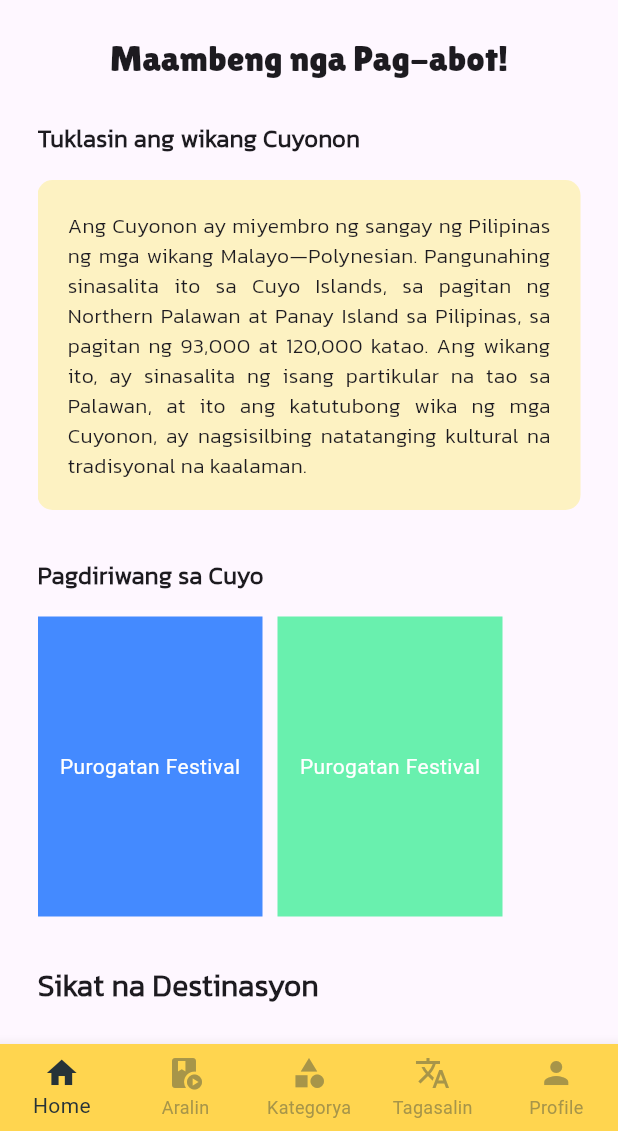
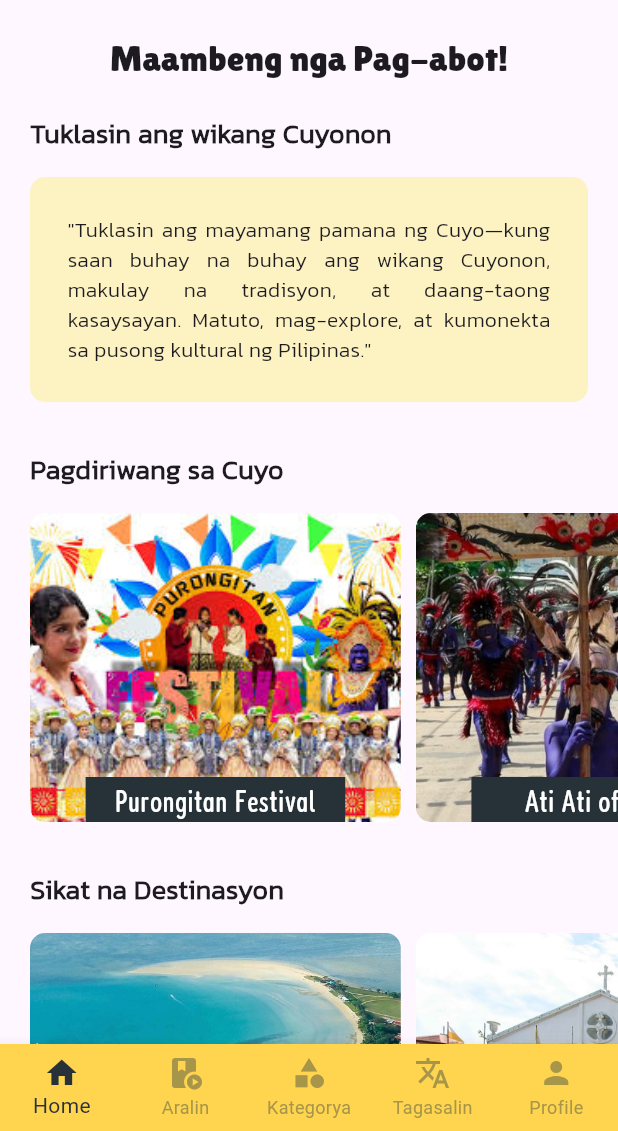
Before and after one commit to zipypie/tagacuyo, a Flutter app: the screen it shows once a user with an empty profile is signed in, on a phone screen of 412 x 824 dp, the part 105-1236 px from its top. Run offline on Flutter 3.47's test engine with Material 3 defaults, Android fonts, the phone set to English and light mode, and no system bars; our stand-ins replace bloc, cloud_firestore, equatable, firebase_auth, firebase_core, firebase_storage and 4 more; missing offline and left inert: firebase_app_check; accounts and stored records are empty; project files that could hold a hidden picture were left out.

Commit message:
fix the category quiz and explorer page

```diff
--- a/lib/src/features/screens/main_screens/category/subcategory_card.dart
+++ b/lib/src/features/screens/main_screens/category/subcategory_card.dart
@@ -26,7 +26,9 @@ class SubcategoryCard extends StatelessWidget {
             builder: (context) => CategoryQuizScreen(
               subcategoryTitle: subcategory.name,
               categoryId: category.id, // Use the category's id
-              userId: userId, currentWord: '',
+              userId: userId,
+              currentWord: '',
+              subcategoryId: subcategory.id, // Pass subcategory ID here
             ),
           ),
         );
--- a/lib/src/features/screens/main_screens/home/explore_page.dart
+++ b/lib/src/features/screens/main_screens/home/explore_page.dart
@@ -10,20 +10,23 @@ class ExplorePage extends StatelessWidget {
     return Scaffold(
       appBar: _buildAppBar(),
       body:  const Padding(
-        padding: EdgeInsets.all(25.0),
+        padding: EdgeInsets.fromLTRB(20, 20, 0, 0),
         child: SingleChildScrollView(
           child: Column(
             crossAxisAlignment: CrossAxisAlignment.start,
             children: [
-              SectionTitle(title: 'Tuklasin ang wikang Cuyonon'),
+              SectionTitle(title: 'Tuklasin ang wikang Cuyonon', fontSize: 18),
               SizedBox(height: 16),
-              ExploreDescription(),
+              Padding(
+                padding: EdgeInsets.only(right: 20.0),
+                child: ExploreDescription(),
+              ),
               SizedBox(height: 32),
-              SectionTitle(title: 'Pagdiriwang sa Cuyo'),
+              SectionTitle(title: 'Pagdiriwang sa Cuyo', fontSize: 18),
               SizedBox(height: 16),
               FestivalList(),
               SizedBox(height: 32),
-              SectionTitle(title: 'Sikat na Destinasyon', fontSize: 20),
+              SectionTitle(title: 'Sikat na Destinasyon', fontSize: 18),
               SizedBox(height: 16),
               DestinationList(),
             ],
@@ -77,17 +80,13 @@ class ExploreDescription extends StatelessWidget {
   @override
   Widget build(BuildContext context) {
     return Container(
-      padding: const EdgeInsets.all(20),
+      padding: const EdgeInsets.all(25),
       decoration: const BoxDecoration(
         color: AppColors.secondaryBackground,
         borderRadius: BorderRadius.all(Radius.circular(10)),
       ),
       child: const Text(
-        'Ang Cuyonon ay miyembro ng sangay ng Pilipinas ng mga wikang Malayo—Polynesian. '
-        'Pangunahing sinasalita ito sa Cuyo Islands, sa pagitan ng Northern Palawan at Panay Island sa '
-        'Pilipinas, sa pagitan ng 93,000 at 120,000 katao. Ang wikang ito, ay sinasalita ng isang partikular '
-        'na tao sa Palawan, at ito ang katutubong wika ng mga Cuyonon, ay nagsisilbing natatanging '
-        'kultural na tradisyonal na kaalaman.',
+        '"Tuklasin ang mayamang pamana ng Cuyo—kung saan buhay na buhay ang wikang Cuyonon, makulay na tradisyon, at daang-taong kasaysayan. Matuto, mag-explore, at kumonekta sa pusong kultural ng Pilipinas."',
         style: TextStyle(fontSize: 14, fontFamily: AppFonts.kanitLight),
         textAlign: TextAlign.justify,
       ),
@@ -95,36 +94,63 @@ class ExploreDescription extends StatelessWidget {
   }
 }
 
+
 class FestivalList extends StatelessWidget {
   const FestivalList({super.key});
 
   @override
   Widget build(BuildContext context) {
+    final screenSize = MediaQuery.of(context).size;
+
+    final double itemWidth = screenSize.width * 0.6; // 60% of screen width
+    final double itemHeight = screenSize.height * 0.25; // 25% of screen height
+
     return SizedBox(
-      height: 200,
+      height: itemHeight,
       child: ListView(
         scrollDirection: Axis.horizontal,
         children: [
-          _buildFestivalItem('Purogatan Festival', Colors.blueAccent),
+          _buildFestivalItem('Purongitan Festival', 'assets/images/purongitan.jpg', itemWidth, itemHeight),
           const SizedBox(width: 10),
-          _buildFestivalItem('Purogatan Festival', Colors.greenAccent),
+          _buildFestivalItem('Ati Ati of Cuyo', 'assets/images/purongitan_2.jpg', itemWidth, itemHeight),
         ],
       ),
     );
   }
 
-  Widget _buildFestivalItem(String title, Color color) {
+  Widget _buildFestivalItem(String title, String imagePath, double width, double height) {
   return Container(
-      width: 150,
-      color: color,
-      child: Center(
+    width: width,
+    height: height,
+    padding: const EdgeInsets.symmetric(horizontal: 10),
+    decoration: BoxDecoration(
+      image: DecorationImage(
+        image: AssetImage(imagePath),
+        fit: BoxFit.cover,
+      ),
+      borderRadius: BorderRadius.circular(10),
+    ),
+    child: Column(
+      mainAxisAlignment: MainAxisAlignment.spaceBetween, // Align items within the column
+      children: [
+        const SizedBox(), // This can be used to push the title down
+        Container(
+          width: width*0.7, // Use the same width as the parent container
+          height: 30, // Adjust height as needed
+          color: AppColors.titleColor,
+          child: Center( // Center the text horizontally and vertically
             child: Text(
               title,
-          style: const TextStyle(color: Colors.white),
+              style: const TextStyle(color: Colors.white,fontFamily: AppFonts.fcr, fontSize: 21),
+              textAlign: TextAlign.center,
             ),
+          ),
+        ),
+      ],
     ),
   );
 }
+
 }
 
 class DestinationList extends StatelessWidget {
@@ -132,28 +158,53 @@ class DestinationList extends StatelessWidget {
 
   @override
   Widget build(BuildContext context) {
+    final screenSize = MediaQuery.of(context).size;
+
+    final double itemWidth = screenSize.width * 0.6; // 60% of screen width
+    final double itemHeight = screenSize.height * 0.25; // 25% of screen height
+
     return SizedBox(
-      height: 200,
+      height: itemHeight,
       child: ListView(
         scrollDirection: Axis.horizontal,
         children: [
-          _buildDestinationItem('Cuyo Town Beach', Colors.redAccent),
+          _buildDestinationItem('Capusan Beach', 'assets/images/capusan_beach.jpg', itemWidth, itemHeight),
           const SizedBox(width: 10),
-          _buildDestinationItem('St. Augustine\'s Church', Colors.orangeAccent),
+          _buildDestinationItem('St. Augustine\'s Church', 'assets/images/fort_cuyo.jpg', itemWidth, itemHeight),
         ],
       ),
     );
   }
 
-  Widget _buildDestinationItem(String title, Color color) {
+  Widget _buildDestinationItem(String title, String imagePath, double width, double height) {
     return Container(
-      width: 150,
-      color: color,
+      width: width,
+      height: height,
+      padding: const EdgeInsets.symmetric(horizontal: 10),
+      decoration: BoxDecoration(
+        image: DecorationImage(
+          image: AssetImage(imagePath),
+          fit: BoxFit.cover,
+        ),
+        borderRadius: BorderRadius.circular(10),
+      ),
+      child: Column(
+        mainAxisAlignment: MainAxisAlignment.spaceBetween,
+        children: [
+          const SizedBox(),
+          Container(
+            width: width * 0.7,
+            height: 30,
+            color: AppColors.titleColor,
             child: Center(
               child: Text(
                 title,
-          style: const TextStyle(color: Colors.white),
+                style: const TextStyle(color: Colors.white, fontFamily: AppFonts.fcr, fontSize: 21),
+                textAlign: TextAlign.center,
               ),
+            ),
+          ),
+        ],
       ),
     );
   }
--- a/lib/src/features/screens/main_screens/lesson/quiz/quiz.dart
+++ b/lib/src/features/screens/main_screens/lesson/quiz/quiz.dart
@@ -365,7 +365,7 @@ class LessonQuizScreenState extends State<LessonQuizScreen> {
         crossAxisAlignment: CrossAxisAlignment.start,
         children: [
           Image.asset(
-            'assets/images/monkey.png',
+            'assets/images/teacher.png',
             height: 120,
             width: 120,
           ),
--- a/pubspec.yaml
+++ b/pubspec.yaml
@@ -42,6 +42,7 @@ dependencies:
   path_provider: ^2.1.4
   http: ^1.2.2
   cached_network_image: ^3.4.1
+  firebase_app_check: ^0.3.1+3
 
 dev_dependencies:
   flutter_test:
```
Also changed, not shown: lib/main.dart (+17 -8 lines), lib/src/caches/category_cache.dart (deleted, +0 -12 lines), lib/src/features/screens/main_screens/category/category_screen.dart (+21 -11 lines), lib/src/features/screens/main_screens/category/quiz/category_quiz.dart (+72 -51 lines), lib/src/features/screens/main_screens/profile/profile_screen.dart (+34 -22 lines), lib/src/features/services/category_service.dart (+12 -2 lines), assets/images/capusan_beach.jpg (added), assets/images/fort_cuyo.jpg (added), assets/images/purongitan.jpg (added), assets/images/purongitan_2.jpg (added), assets/images/teacher.png (renamed from assets/icons/teacher.png), pubspec.lock, 1 other file. Lines whose indentation alone changed are shown as unchanged.
